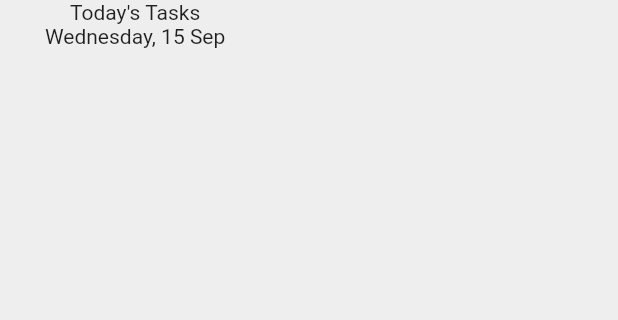
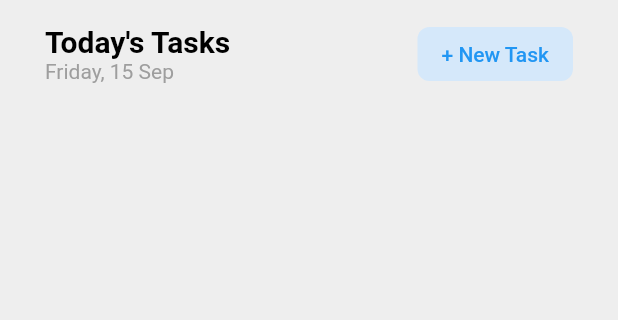
Before and after one commit to venkylm10/todo_riverpod, a Flutter app: the screen it shows after launch, on a phone screen of 412 x 824 dp, the part 84-404 px from its top. Run offline on Flutter 3.47's test engine with Material 2 defaults, Android fonts, the phone set to English and light mode, and no system bars; our stand-ins replace flutter_riverpod, gap.

Commit message:
new task bottomsheet complete

```diff
--- a/lib/pages/home_page.dart
+++ b/lib/pages/home_page.dart
@@ -1,5 +1,8 @@
 import 'package:flutter/cupertino.dart';
 import 'package:flutter/material.dart';
+import 'package:gap/gap.dart';
+
+import 'new_task.dart';
 
 class HomePage extends StatelessWidget {
   const HomePage({super.key});
@@ -18,11 +21,11 @@ class HomePage extends StatelessWidget {
             radius: 25,
             child: Image.asset('assets/images/profile_pic.png'),
           ),
-          title: Text(
+          title: const Text(
             "Hello,",
             style: TextStyle(
               fontSize: 12,
-              color: Colors.grey.shade500,
+              color: Colors.grey,
             ),
           ),
           subtitle: const Text(
@@ -58,13 +61,51 @@ class HomePage extends StatelessWidget {
           padding: const EdgeInsets.symmetric(horizontal: 30),
           child: Column(
             children: [
+              const Gap(12),
               Row(
+                mainAxisAlignment: MainAxisAlignment.spaceBetween,
                 children: [
-                  Column(
+                  const Column(
+                    crossAxisAlignment: CrossAxisAlignment.start,
                     children: [
-                      Text("Today's Tasks"),
-                      Text("Wednesday, 15 Sep"),
+                      Text(
+                        "Today's Tasks",
+                        style: TextStyle(
+                          fontSize: 20,
+                          fontWeight: FontWeight.bold,
+                          color: Colors.black,
+                        ),
+                      ),
+                      Text(
+                        "Friday, 15 Sep",
+                        style: TextStyle(
+                          color: Colors.grey,
+                        ),
+                      ),
                     ],
+                  ),
+                  ElevatedButton(
+                    style: ElevatedButton.styleFrom(
+                      elevation: 0,
+                      backgroundColor: const Color(0xffd5e8fa),
+                      foregroundColor: Colors.blue,
+                      shape: RoundedRectangleBorder(
+                        borderRadius: BorderRadius.circular(8),
+                      ),
+                    ),
+                    onPressed: () => showModalBottomSheet(
+                      enableDrag: true,
+                      isScrollControlled: true,
+                      isDismissible: true,
+                      shape: RoundedRectangleBorder(
+                        borderRadius: BorderRadius.circular(16),
+                      ),
+                      context: context,
+                      builder: (context) {
+                        return const AddNewTaskModal();
+                      },
+                    ),
+                    child: const Text("+ New Task"),
                   )
                 ],
               )
--- /dev/null
+++ b/lib/provider/radio_provider.dart
@@ -0,0 +1,3 @@
+import 'package:flutter_riverpod/flutter_riverpod.dart';
+
+final radioProvider = StateProvider<int>((ref) => 0);
--- a/pubspec.yaml
+++ b/pubspec.yaml
@@ -35,6 +35,8 @@ dependencies:
   # The following adds the Cupertino Icons font to your application.
   # Use with the CupertinoIcons class for iOS style icons.
   cupertino_icons: ^1.0.2
+  gap: ^3.0.1
+  flutter_riverpod: ^2.4.0
 
 dev_dependencies:
   flutter_test:
```
Also changed, not shown: lib/constants/app_style.dart (added, +9 -0 lines), lib/main.dart (+18 -2 lines), lib/pages/new_task.dart (added, +153 -0 lines), lib/widgets/date_time_widget.dart (added, +49 -0 lines), lib/widgets/radio_widget.dart (added, +37 -0 lines), lib/widgets/text_field_widget.dart (added, +29 -0 lines), pubspec.lock.
